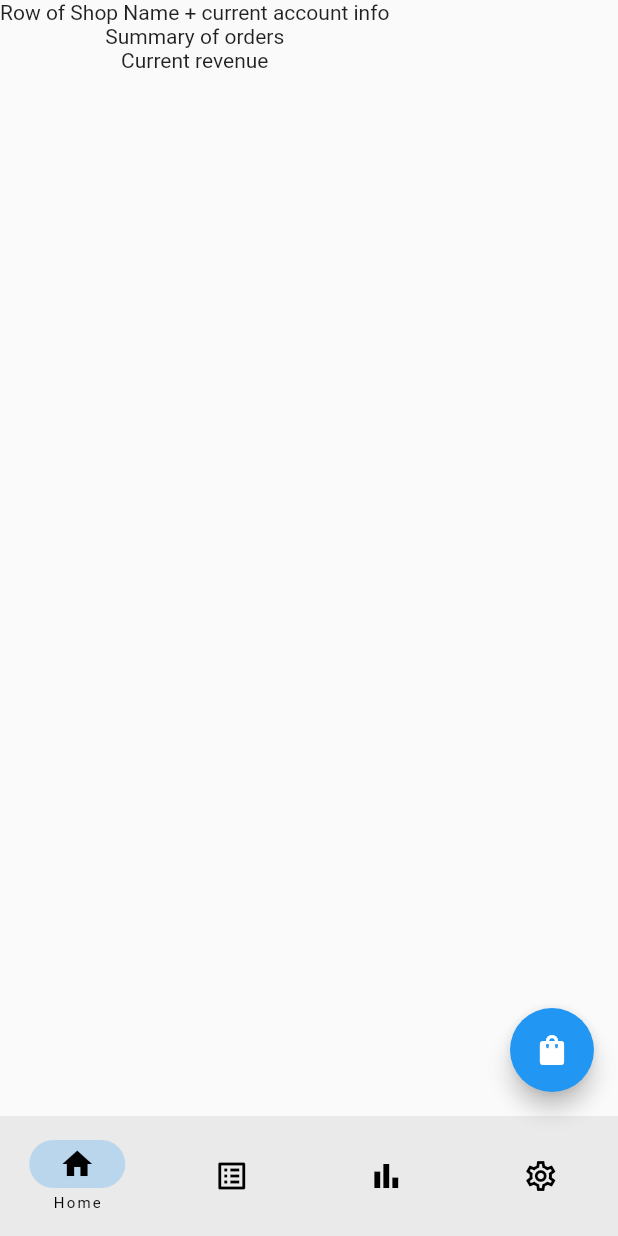
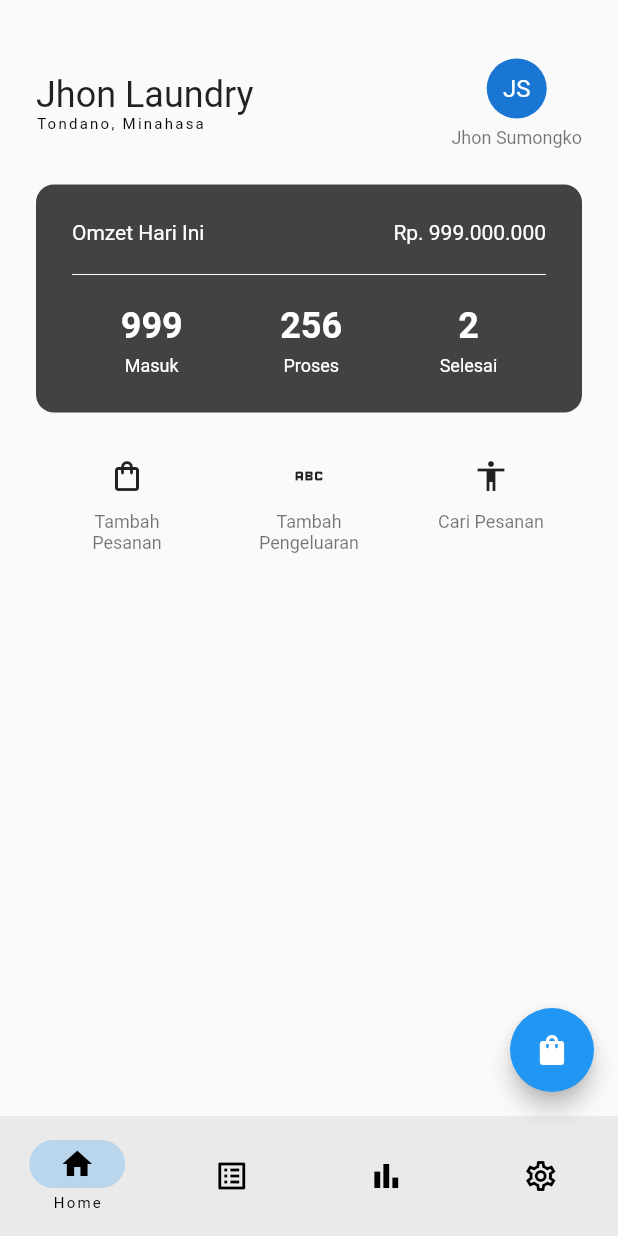
Before and after one commit to meimodev/mapalus-pos-2, a Flutter app: the screen it shows after launch, on a phone screen of 412 x 824 dp. Run offline on Flutter 3.47's test engine with Material 2 defaults, Android fonts, the phone set to English and light mode, and no system bars.

Commit message:
added home screen UI

```diff
--- a/lib/app/modules/home/home_screen.dart
+++ b/lib/app/modules/home/home_screen.dart
@@ -1,18 +1,235 @@
 import 'package:flutter/material.dart';
+import 'package:mapalus_pos_2/app/widgets/screen_wrapper.dart';
+import 'package:mapalus_pos_2/shared/shared.dart';
 
 class HomeScreen extends StatelessWidget {
   const HomeScreen({Key? key}) : super(key: key);
 
   @override
   Widget build(BuildContext context) {
-    return SingleChildScrollView(
-      child: Column(
-        children: [
-          Text("Row of Shop Name + current account info"),
-          Text("Summary of orders"),
-          Text("Current revenue"),
-        ],
+    return ScreenWrapper(
+      children: [
+        _BuildCurrentStoreAndAccount(
+          storeName: 'Jhon Laundry',
+          address: 'Tondano, Minahasa',
+          currentUserName: 'Jhon Sumongko',
+        ),
+        SizedBox(height: Insets.medium),
+        _BuildCurrentOverviewCard(
+          currentRevenue: 'Rp. 999.000.000',
+          currentOrderCounts: [
+            999,
+            256,
+            2,
+          ],
+        ),
+        SizedBox(height: Insets.medium),
+        _BuildButtonRow(),
+      ],
+    );
+  }
+}
+
+class _BuildButtonRow extends StatelessWidget {
+  const _BuildButtonRow({Key? key}) : super(key: key);
+
+  @override
+  Widget build(BuildContext context) {
+    return Row(
+      mainAxisAlignment: MainAxisAlignment.spaceAround,
+      children: [
+        _ButtonRowItem(
+          iconData: Icons.shopping_bag_outlined,
+          text: 'Tambah Pesanan',
+          onPressed: () {},
+        ),
+        _ButtonRowItem(
+          iconData: Icons.abc,
+          text: 'Tambah Pengeluaran',
+          onPressed: () {},
+        ),
+        _ButtonRowItem(
+          iconData: Icons.accessibility_sharp,
+          text: 'Cari Pesanan',
+          onPressed: () {},
+        ),
+      ],
+    );
+  }
+}
+
+class _ButtonRowItem extends StatelessWidget {
+  const _ButtonRowItem({
+    required this.iconData,
+    required this.text,
+    required this.onPressed,
+  });
+
+  final IconData iconData;
+  final String text;
+  final void Function() onPressed;
+
+  @override
+  Widget build(BuildContext context) {
+    return Material(
+      child: InkWell(
+        onTap: onPressed,
+        child: Container(
+          padding: const EdgeInsets.all(Insets.small * .5),
+          width: 100,
+          height: 80,
+          child: Column(
+            crossAxisAlignment: CrossAxisAlignment.stretch,
+            children: [
+              Align(
+                alignment: Alignment.center,
+                child: Icon(iconData),
+              ),
+              const SizedBox(height: Insets.small),
+              Text(
+                text,
+                textAlign: TextAlign.center,
+                style: Theme.of(context).textTheme.bodySmall,
+              ),
+            ],
+          ),
+        ),
       ),
     );
   }
 }
+
+class _BuildCurrentStoreAndAccount extends StatelessWidget {
+  const _BuildCurrentStoreAndAccount({
+    Key? key,
+    required this.storeName,
+    required this.address,
+    required this.currentUserName,
+  }) : super(key: key);
+
+  final String storeName;
+  final String address;
+  final String currentUserName;
+
+  @override
+  Widget build(BuildContext context) {
+    return Row(
+      mainAxisAlignment: MainAxisAlignment.spaceBetween,
+      children: [
+        Column(
+          crossAxisAlignment: CrossAxisAlignment.start,
+          children: [
+            Text(
+              storeName,
+              style: Theme.of(context).textTheme.headlineSmall,
+            ),
+            Text(
+              address,
+              style: Theme.of(context).textTheme.labelSmall,
+            ),
+          ],
+        ),
+        Column(
+          children: [
+            CircleAvatar(child: Text(currentUserName.toInitials)),
+            const SizedBox(height: Insets.small * .5),
+            Text(
+              currentUserName,
+              style: Theme.of(context).textTheme.bodySmall,
+            ),
+          ],
+        )
+      ],
+    );
+  }
+}
+
+class _BuildCurrentOverviewCard extends StatelessWidget {
+  const _BuildCurrentOverviewCard({
+    Key? key,
+    required this.currentRevenue,
+    required this.currentOrderCounts,
+  }) : super(key: key);
+
+  final String currentRevenue;
+  final List<int> currentOrderCounts;
+
+  @override
+  Widget build(BuildContext context) {
+    return Material(
+      textStyle: const TextStyle(color: Colors.white),
+      child: Container(
+        padding: const EdgeInsets.all(Insets.medium),
+        decoration: BoxDecoration(
+          borderRadius: BorderRadius.circular(Insets.small),
+          color: Colors.grey.shade800,
+        ),
+        child: Column(
+          children: [
+            Row(
+              mainAxisAlignment: MainAxisAlignment.spaceBetween,
+              children: [
+                const Text(
+                  "Omzet Hari Ini",
+                ),
+                Text(currentRevenue),
+              ],
+            ),
+            const SizedBox(height: Insets.small),
+            const Divider(
+              color: Colors.white,
+            ),
+            const SizedBox(height: Insets.small),
+            Row(
+              mainAxisAlignment: MainAxisAlignment.spaceAround,
+              children: [
+                _OrderOverviewItem(
+                    text: currentOrderCounts[0].toString(), value: "Masuk"),
+                _OrderOverviewItem(
+                    text: currentOrderCounts[1].toString(), value: "Proses"),
+                _OrderOverviewItem(
+                    text: currentOrderCounts[2].toString(), value: "Selesai"),
+              ],
+            )
+          ],
+        ),
+      ),
+    );
+  }
+}
+
+class _OrderOverviewItem extends StatelessWidget {
+  const _OrderOverviewItem({
+    Key? key,
+    required this.text,
+    required this.value,
+  }) : super(key: key);
+
+  final String text;
+  final String value;
+
+  @override
+  Widget build(BuildContext context) {
+    return Column(
+      children: [
+        Text(
+          text,
+          style: Theme.of(context)
+              .textTheme
+              .headlineSmall
+              ?.copyWith(fontWeight: FontWeight.bold, color: Colors.white),
+        ),
+        const SizedBox(
+          height: Insets.small * .5,
+        ),
+        Text(
+          value,
+          style: Theme.of(context)
+              .textTheme
+              .labelMedium
+              ?.copyWith(color: Colors.white),
+        ),
+      ],
+    );
+  }
+}
--- a/lib/app/widgets/screen_wrapper.dart
+++ b/lib/app/widgets/screen_wrapper.dart
@@ -0,0 +1,26 @@
+import 'package:flutter/material.dart';
+import 'package:mapalus_pos_2/shared/shared.dart';
+
+class ScreenWrapper extends StatelessWidget {
+  const ScreenWrapper({Key? key, required this.children}) : super(key: key);
+
+  final List<Widget> children;
+
+  @override
+  Widget build(BuildContext context) {
+    return Padding(
+      padding: const EdgeInsets.only(
+        left: Insets.medium,
+        right: Insets.medium,
+        top: Insets.large,
+      ),
+      child: SingleChildScrollView(
+        child: Column(
+          mainAxisSize: MainAxisSize.max,
+          crossAxisAlignment: CrossAxisAlignment.stretch,
+          children: children,
+        ),
+      ),
+    );
+  }
+}
--- a/lib/shared/theme.dart
+++ b/lib/shared/theme.dart
@@ -109,11 +109,11 @@
 //   static const Color textAccent = accent;
 // }
 //
-// class Insets {
-//   static const double small = 12.0;
-//   static const double medium = 24.0;
-//   static const double large = 39.0;
-// }
+class Insets {
+  static const double small = 12.0;
+  static const double medium = 24.0;
+  static const double large = 39.0;
+}
 //
 // class Radius {
 //   static const double small = 12.0;
--- a/lib/shared/utils.dart
+++ b/lib/shared/utils.dart
@@ -1,7 +1,7 @@
 //
 // import 'package:jiffy/jiffy.dart';
 //
-// extension StringExtension on String {
+extension StringExtension on String {
 //   String cleanPhone({bool useCountryCode = false}) {
 //     trim();
 //     if (useCountryCode) {
@@ -38,19 +38,19 @@
 //     return capitalizedWords.join(' ');
 //   }
 //
-//   String get toInitials {
-//     List<String> names = split(" ");
-//     String initials = "";
-//     int numWords = 2;
-//
-//     if(numWords < names.length) {
-//       numWords = names.length;
-//     }
-//     for(var i = 0; i < numWords; i++){
-//       initials += names[i][0];
-//     }
-//     return initials;
-//   }
+  String get toInitials {
+    List<String> names = split(" ");
+    String initials = "";
+    int numWords = 2;
+
+    if(numWords < names.length) {
+      numWords = names.length;
+    }
+    for(var i = 0; i < numWords; i++){
+      initials += names[i][0];
+    }
+    return initials;
+  }
 //
 //   String toBIPRA({bool abbreviate = true}){
 //
@@ -153,4 +153,4 @@
 //
 //     return true;
 //   }
-// }
+}
```
